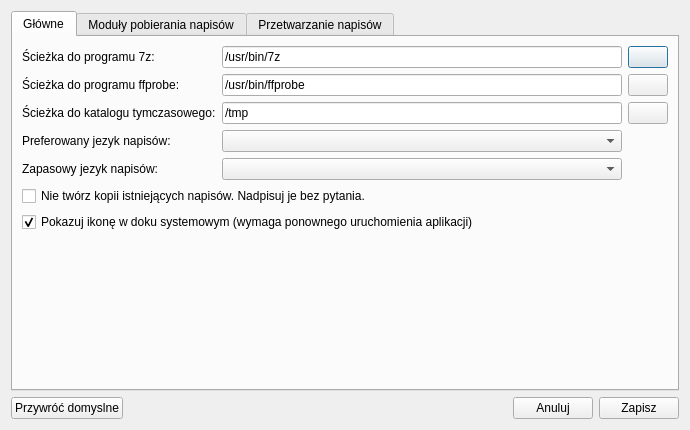
The window that ui/frmoptions.ui (QNapi/qnapi) describes before a commit, drawn with Qt 5.
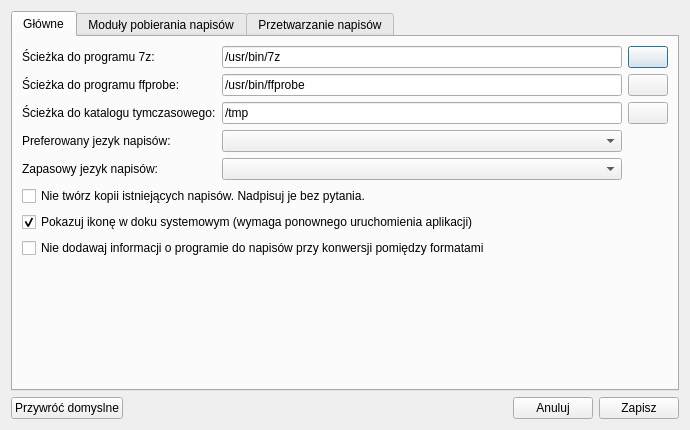
The same window after the commit. Icons and pictures are not drawn.

Commit message: checkbox allowing to skip adding qnapi ad when converting between formats

```diff
--- a/ui/frmoptions.ui
+++ b/ui/frmoptions.ui
@@ -153,6 +153,16 @@
         </widget>
        </item>
        <item row="7" column="0" colspan="2">
+        <widget class="QCheckBox" name="cbSkipConvertedWithQNapi">
+         <property name="enabled">
+          <bool>true</bool>
+         </property>
+         <property name="text">
+          <string>Nie dodawaj informacji o programie do napisów przy konwersji pomiędzy formatami</string>
+         </property>
+        </widget>
+       </item>
+       <item row="8" column="0" colspan="2">
         <spacer name="verticalSpacer">
          <property name="orientation">
           <enum>Qt::Vertical</enum>
```
